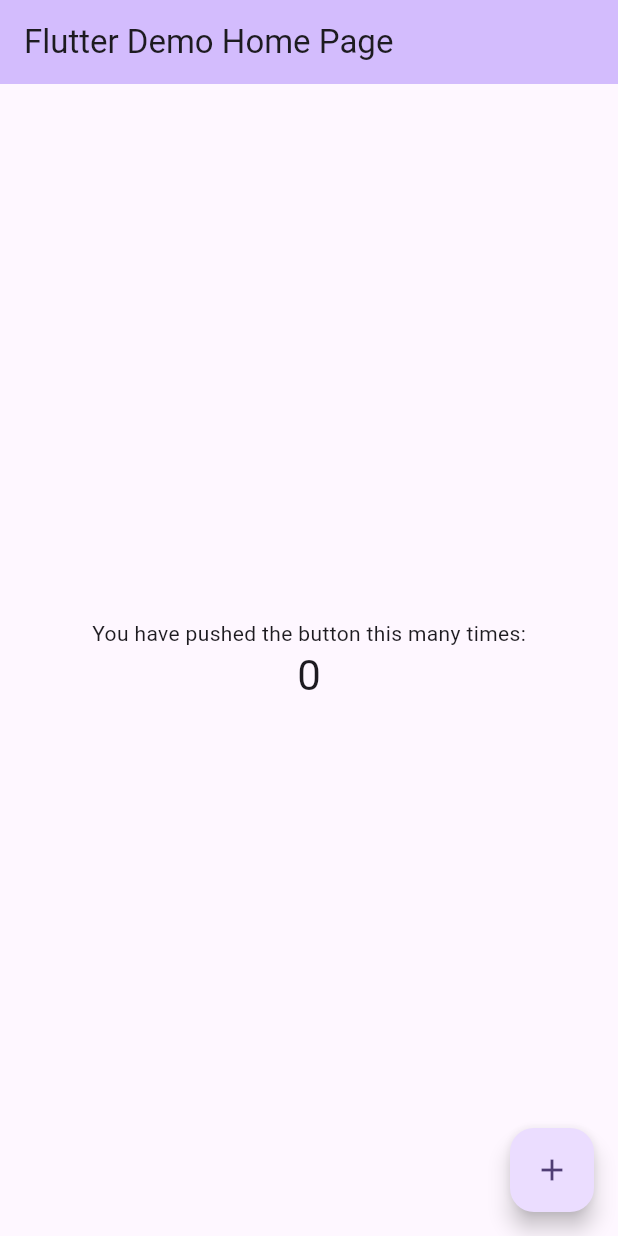
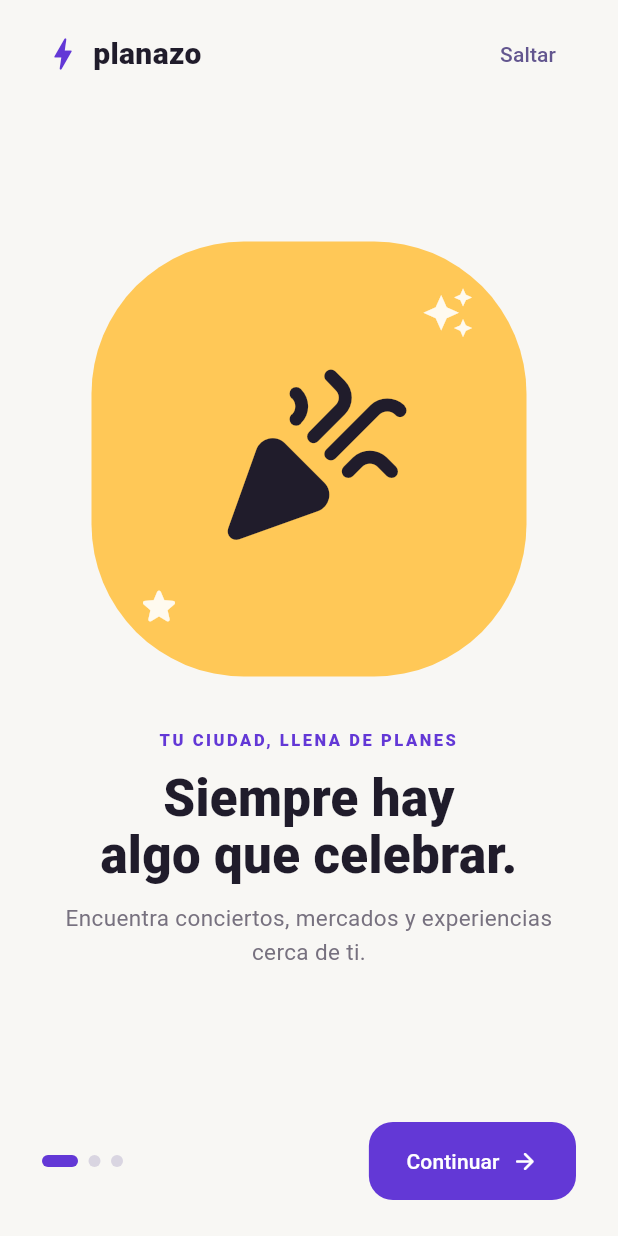
Before and after one commit to FMR04/AppEventos, a Flutter app: the screen it shows after launch, on a phone screen of 412 x 824 dp. Run offline on Flutter 3.47's test engine with Material 3 defaults, Android fonts, the phone set to English and light mode, and no system bars.

Commit message:
Creado Home_view y onboarding_view,apariencia UX/UI diseñada con IA y pulida por mí modificando valores y eliminando cosas extra no deseadas

```diff
--- a/lib/main.dart
+++ b/lib/main.dart
@@ -1,122 +1,40 @@
 import 'package:flutter/material.dart';
+import 'SplashView.dart';
+import 'onboarding_view.dart';
+import 'home_view.dart';
 
 void main() {
-  runApp(const MyApp());
+  runApp(const AppEventos());
 }
 
-class MyApp extends StatelessWidget {
-  const MyApp({super.key});
+// Colores compartidos por las pantallas principales.
+const Color colorFondo = Color(0xFFF8F7F4);
+const Color colorPrincipal = Color(0xFF6338D6);
+const Color colorTexto = Color(0xFF201C2B);
 
-  // This widget is the root of your application.
+class AppEventos extends StatelessWidget {
+  const AppEventos({super.key});
+
   @override
   Widget build(BuildContext context) {
     return MaterialApp(
-      title: 'Flutter Demo',
+      title: 'Planazo',
+      debugShowCheckedModeBanner: false,
       theme: ThemeData(
-        // This is the theme of your application.
-        //
-        // TRY THIS: Try running your application with "flutter run". You'll see
-        // the application has a purple toolbar. Then, without quitting the app,
-        // try changing the seedColor in the colorScheme below to Colors.green
-        // and then invoke "hot reload" (save your changes or press the "hot
-        // reload" button in a Flutter-supported IDE, or press "r" if you used
-        // the command line to start the app).
-        //
-        // Notice that the counter didn't reset back to zero; the application
-        // state is not lost during the reload. To reset the state, use hot
-        // restart instead.
-        //
-        // This works for code too, not just values: Most code changes can be
-        // tested with just a hot reload.
-        colorScheme: .fromSeed(seedColor: Colors.deepPurple),
+        useMaterial3: true,
+        scaffoldBackgroundColor: colorFondo,
+        colorScheme: ColorScheme.fromSeed(
+          seedColor: colorPrincipal,
+          surface: colorFondo,
+        ),
+        fontFamily: 'Roboto',
       ),
-      home: const MyHomePage(title: 'Flutter Demo Home Page'),
+      initialRoute: '/',
+      routes: {
+        '/': (context) => const SplashView(),
+        '/onboarding': (context) => const OnboardingView(),
+        '/home': (context) => const HomeView(),
+      },
     );
   }
 }
-
-class MyHomePage extends StatefulWidget {
-  const MyHomePage({super.key, required this.title});
-
-  // This widget is the home page of your application. It is stateful, meaning
-  // that it has a State object (defined below) that contains fields that affect
-  // how it looks.
-
-  // This class is the configuration for the state. It holds the values (in this
-  // case the title) provided by the parent (in this case the App widget) and
-  // used by the build method of the State. Fields in a Widget subclass are
-  // always marked "final".
-
-  final String title;
-
-  @override
-  State<MyHomePage> createState() => _MyHomePageState();
-}
-
-class _MyHomePageState extends State<MyHomePage> {
-  int _counter = 0;
-
-  void _incrementCounter() {
-    setState(() {
-      // This call to setState tells the Flutter framework that something has
-      // changed in this State, which causes it to rerun the build method below
-      // so that the display can reflect the updated values. If we changed
-      // _counter without calling setState(), then the build method would not be
-      // called again, and so nothing would appear to happen.
-      _counter++;
-    });
-  }
-
-  @override
-  Widget build(BuildContext context) {
-    // This method is rerun every time setState is called, for instance as done
-    // by the _incrementCounter method above.
-    //
-    // The Flutter framework has been optimized to make rerunning build methods
-    // fast, so that you can just rebuild anything that needs updating rather
-    // than having to individually change instances of widgets.
-    return Scaffold(
-      appBar: AppBar(
-        // TRY THIS: Try changing the color here to a specific color (to
-        // Colors.amber, perhaps?) and trigger a hot reload to see the AppBar
-        // change color while the other colors stay the same.
-        backgroundColor: Theme.of(context).colorScheme.inversePrimary,
-        // Here we take the value from the MyHomePage object that was created by
-        // the App.build method, and use it to set our appbar title.
-        title: Text(widget.title),
-      ),
-      body: Center(
-        // Center is a layout widget. It takes a single child and positions it
-        // in the middle of the parent.
-        child: Column(
-          // Column is also a layout widget. It takes a list of children and
-          // arranges them vertically. By default, it sizes itself to fit its
-          // children horizontally, and tries to be as tall as its parent.
-          //
-          // Column has various properties to control how it sizes itself and
-          // how it positions its children. Here we use mainAxisAlignment to
-          // center the children vertically; the main axis here is the vertical
-          // axis because Columns are vertical (the cross axis would be
-          // horizontal).
-          //
-          // TRY THIS: Invoke "debug painting" (choose the "Toggle Debug Paint"
-          // action in the IDE, or press "p" in the console), to see the
-          // wireframe for each widget.
-          mainAxisAlignment: .center,
-          children: [
-            const Text('You have pushed the button this many times:'),
-            Text(
-              '$_counter',
-              style: Theme.of(context).textTheme.headlineMedium,
-            ),
-          ],
-        ),
-      ),
-      floatingActionButton: FloatingActionButton(
-        onPressed: _incrementCounter,
-        tooltip: 'Increment',
-        child: const Icon(Icons.add),
-      ),
-    );
-  }
-}
--- /dev/null
+++ b/lib/onboarding_view.dart
@@ -0,0 +1,184 @@
+import 'package:flutter/material.dart';
+import 'main.dart';
+
+// Cada página explica una ventaja de la aplicación.
+class OnboardingPage {
+  const OnboardingPage({
+    required this.icon,
+    required this.color,
+    required this.title,
+    required this.description,
+    required this.tag,
+  });
+
+  final IconData icon;
+  final Color color;
+  final String title;
+  final String description;
+  final String tag;
+}
+
+class OnboardingView extends StatefulWidget {
+  const OnboardingView({super.key});
+
+  @override
+  State<OnboardingView> createState() => _OnboardingViewState();
+}
+
+class _OnboardingViewState extends State<OnboardingView> {
+  final PageController _controlador = PageController();
+  int _paginaActual = 0;
+
+  final List<OnboardingPage> _paginas = const [
+    OnboardingPage(
+      icon: Icons.celebration_rounded,
+      color: Color(0xFFFFC857),
+      tag: 'TU CIUDAD, LLENA DE PLANES',
+      title: 'Siempre hay\nalgo que celebrar.',
+      description: 'Encuentra conciertos, mercados y experiencias cerca de ti.',
+    ),
+    OnboardingPage(
+      icon: Icons.explore_rounded,
+      color: Color(0xFFB6E3D4),
+      tag: 'A TU MANERA',
+      title: 'Planes que\nvan contigo.',
+      description: 'Explora propuestas para cada momento, presupuesto y compañía.',
+    ),
+    OnboardingPage(
+      icon: Icons.favorite_rounded,
+      color: Color(0xFFF5B6C8),
+      tag: 'BUENOS MOMENTOS',
+      title: 'Tu próximo\nrecuerdo empieza aquí.',
+      description: 'Guarda tus favoritos y comparte el plan con quien quieras.',
+    ),
+  ];
+
+  void _continuar() {
+    if (_paginaActual < _paginas.length - 1) {
+      _controlador.nextPage(
+        duration: const Duration(milliseconds: 300),
+        curve: Curves.easeInOut,
+      );
+    } else {
+      Navigator.pushReplacementNamed(context, '/home');
+    }
+  }
+
+  @override
+  void dispose() {
+    _controlador.dispose();
+    super.dispose();
+  }
+
+  @override
+  Widget build(BuildContext context) {
+    final bool ultimaPagina = _paginaActual == _paginas.length - 1;
+
+    return Scaffold(
+      body: SafeArea(
+        child: Center(
+          // El ancho máximo permite que la pantalla también se vea bien en web.
+          child: ConstrainedBox(
+            constraints: const BoxConstraints(maxWidth: 900),
+            child: Padding(
+              padding: const EdgeInsets.symmetric(horizontal: 28, vertical: 12),
+              child: Column(
+                children: [
+                  Row(
+                    children: [
+                      const Icon(Icons.bolt_rounded, color: colorPrincipal, size: 28),
+                      const SizedBox(width: 6),
+                      const Text('planazo', style: TextStyle(fontSize: 20, fontWeight: FontWeight.w800, color: colorTexto)),
+                      const Spacer(),
+                      TextButton(
+                        onPressed: () => Navigator.pushReplacementNamed(context, '/home'),
+                        child: const Text('Saltar'),
+                      ),
+                    ],
+                  ),
+                  Expanded(
+                    child: PageView.builder(
+                      controller: _controlador,
+                      itemCount: _paginas.length,
+                      onPageChanged: (indice) => setState(() => _paginaActual = indice),
+                      itemBuilder: (context, indice) => _contenidoPagina(_paginas[indice]),
+                    ),
+                  ),
+                  Row(
+                    children: [
+                      Row(
+                        children: List.generate(_paginas.length, (indice) {
+                          return AnimatedContainer(
+                            duration: const Duration(milliseconds: 200),
+                            margin: const EdgeInsets.only(right: 7),
+                            width: indice == _paginaActual ? 24 : 8,
+                            height: 8,
+                            decoration: BoxDecoration(
+                              color: indice == _paginaActual ? colorPrincipal : const Color(0xFFD9D5E1),
+                              borderRadius: BorderRadius.circular(8),
+                            ),
+                          );
+                        }),
+                      ),
+                      const Spacer(),
+                      FilledButton(
+                        onPressed: _continuar,
+                        style: FilledButton.styleFrom(
+                          backgroundColor: colorPrincipal,
+                          foregroundColor: Colors.white,
+                          padding: const EdgeInsets.symmetric(horizontal: 25, vertical: 16),
+                          shape: RoundedRectangleBorder(borderRadius: BorderRadius.circular(16)),
+                        ),
+                        child: Row(
+                          mainAxisSize: MainAxisSize.min,
+                          children: [Text(ultimaPagina ? 'Empezar' : 'Continuar'), const SizedBox(width: 8), const Icon(Icons.arrow_forward_rounded, size: 18)],
+                        ),
+                      ),
+                    ],
+                  ),
+                  const SizedBox(height: 12),
+                ],
+              ),
+            ),
+          ),
+        ),
+      ),
+    );
+  }
+
+  // Ilustración simple hecha con iconos para no depender de imágenes externas.
+  Widget _contenidoPagina(OnboardingPage pagina) {
+    return LayoutBuilder(
+      builder: (context, constraints) {
+        final double tamano = constraints.maxHeight < 500 ? 210 : 290;
+        return Column(
+          mainAxisAlignment: MainAxisAlignment.center,
+          children: [
+            Container(
+              width: tamano,
+              height: tamano,
+              decoration: BoxDecoration(color: pagina.color, borderRadius: BorderRadius.circular(tamano * 0.35)),
+              child: Stack(
+                alignment: Alignment.center,
+                children: [
+                  Positioned(top: 30, right: 35, child: Icon(Icons.auto_awesome, size: 35, color: Colors.white.withValues(alpha: 0.9))),
+                  Positioned(bottom: 32, left: 30, child: Icon(Icons.star_rounded, size: 30, color: Colors.white.withValues(alpha: 0.9))),
+                  Icon(pagina.icon, size: tamano * 0.48, color: colorTexto),
+                ],
+              ),
+            ),
+            const SizedBox(height: 34),
+            Text(pagina.tag, textAlign: TextAlign.center, style: const TextStyle(fontSize: 11, letterSpacing: 1.7, fontWeight: FontWeight.w800, color: colorPrincipal)),
+            const SizedBox(height: 12),
+            Text(pagina.title, textAlign: TextAlign.center, style: const TextStyle(fontSize: 34, height: 1.12, fontWeight: FontWeight.w800, color: colorTexto)),
+            const SizedBox(height: 12),
+            ConstrainedBox(
+              constraints: const BoxConstraints(maxWidth: 390),
+              child: Text(pagina.description, textAlign: TextAlign.center, style: const TextStyle(fontSize: 15, height: 1.5, color: Color(0xFF77717F))),
+            ),
+          ],
+        );
+      },
+    );
+  }
+}
```
Also changed, not shown: lib/SplashView.dart (+14 -59 lines), lib/home_view.dart (added, +169 -0 lines), 1 other file.
